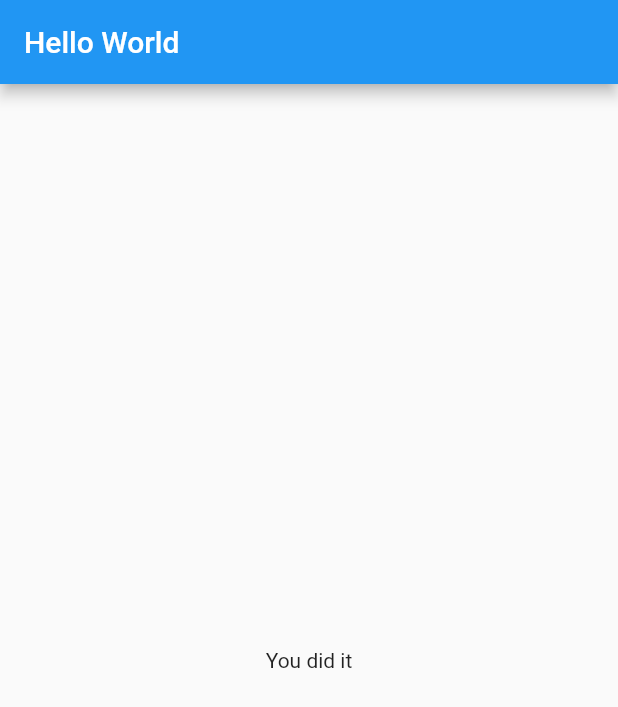
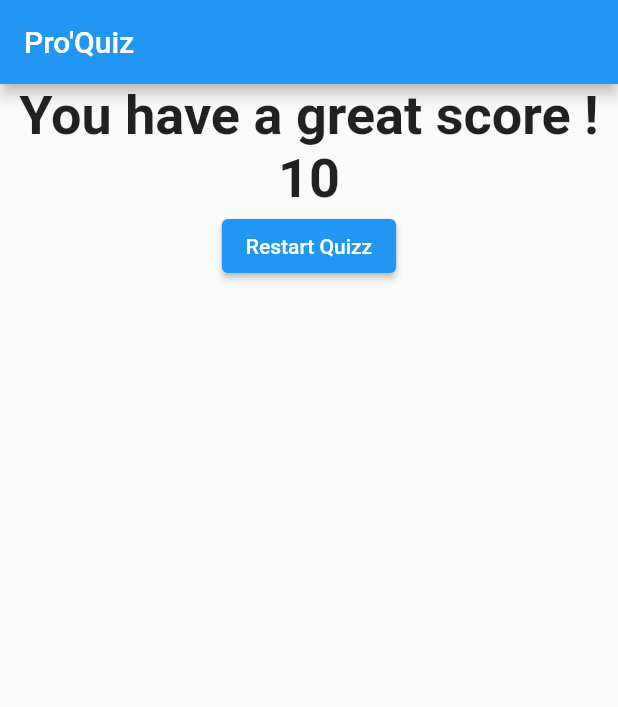
Before and after one commit to YohannDuboeuf/flutter-quiz, a Flutter app: the screen it shows after launch, after a tap on "Black", after a tap on "Dog", after a tap on "Boxe", on a phone screen of 412 x 824 dp. Shown: the top 707 px of the screen. Run offline on Flutter 3.47's test engine with Material 2 defaults, Android fonts, the phone set to English and light mode, and no system bars.

Commit message:
First quiz work

```diff
--- a/lib/main.dart
+++ b/lib/main.dart
@@ -16,23 +16,48 @@ class MyAPP extends StatefulWidget {
 
 class _MyAPPState extends State<MyAPP> {
   int _questionIndex = 0;
+  int _totalScore = 0;
+
+  void _resertQuiz() {
+    setState(() {
+      _questionIndex = 0;
+      _totalScore = 0;
+    });
+  }
 
   final _questions = [
     {
       'questionText': 'What\'s your favorite color?',
-      'answers': ['Black', 'Red', 'Green', 'White'],
+      'answers': [
+        {'text': 'Black', 'score': 5},
+        {'text': 'Red', 'score': 3},
+        {'text': 'Green', 'score': 2},
+        {'text': 'White', 'score': 1},
+      ],
     },
     {
       'questionText': 'What\'s your favorite animal?',
-      'answers': ['Cat', 'Dog', 'Rabbit', 'Lion'],
+      'answers': [
+        {'text': 'Cat', 'score': 5},
+        {'text': 'Dog', 'score': 3},
+        {'text': 'Rabbit', 'score': 2},
+        {'text': 'Lion', 'score': 1},
+      ],
     },
     {
       'questionText': 'What\'s your favorite sport?',
-      'answers': ['Foot', 'Rugby', 'Boxe', 'Course'],
+      'answers': [
+        {'text': 'Foot', 'score': 5},
+        {'text': 'Rugby', 'score': 3},
+        {'text': 'Boxe', 'score': 2},
+        {'text': 'Course', 'score': 1},
+      ],
     },
   ];
 
-  void _answerQuestion() {
+  void _answerQuestion(int score) {
+    _totalScore = _totalScore + score;
+
     setState(() {
       _questionIndex = _questionIndex + 1;
     });
@@ -43,14 +68,14 @@ class _MyAPPState extends State<MyAPP> {
     return MaterialApp(
       home: Scaffold(
         appBar: AppBar(
-          title: Text('Hello World'),
+          title: Text('Pro\'Quiz '),
         ),
         body: _questionIndex < _questions.length
             ? Quiz(
                 questions: _questions,
                 questionIndex: _questionIndex,
                 answerQuestion: _answerQuestion)
-            : Result('You did it !'),
+            : Result(_totalScore, _resertQuiz),
       ),
       debugShowCheckedModeBanner: false,
     );
--- a/lib/quiz.dart
+++ b/lib/quiz.dart
@@ -5,7 +5,7 @@ import './question.dart';
 
 class Quiz extends StatelessWidget {
   final List<Map<String, Object>> questions;
-  final VoidCallback answerQuestion;
+  final Function answerQuestion;
   final int questionIndex;
 
   Quiz({
@@ -19,10 +19,11 @@ class Quiz extends StatelessWidget {
     return Column(
       children: <Widget>[
         Question(
-          questions[questionIndex]['questionText'],
+          questions[questionIndex]['questionText'] as String,
         ),
-        ...(questions[questionIndex]['answers'] as List<String>).map((answer) {
-          return Answer(answer, answerQuestion);
+        ...(questions[questionIndex]['answers'] as List<Map<String, Object>>)
+            .map((answer) {
+          return Answer(answer['text'], () => answerQuestion(answer['score']));
         }).toList()
       ],
     );
--- a/lib/result.dart
+++ b/lib/result.dart
@@ -1,16 +1,42 @@
-import 'package:flutter/cupertino.dart';
+import 'package:flutter/material.dart';
 
 class Result extends StatelessWidget {
-  final String resultText;
+  final int resultScore;
+  final VoidCallback resertQuiz;
 
-  Result(this.resultText) {}
+  Result(this.resultScore, this.resertQuiz) {}
+
+  String get resusltPhrase {
+    var resultText = 'You did it';
+
+    if (resultScore >= 8) {
+      resultText = 'You have a great score !';
+    } else if (resultScore >= 10) {
+      resultText = "Really good score !!";
+    } else {
+      resultText = "You are bad ...";
+    }
+
+    print(resultScore);
+
+    return resultText;
+  }
 
   @override
   Widget build(BuildContext context) {
-    return Container(
-      child: Center(
-        child: Text('You did it'),
-      ),
-    );
+    return Center(
+        child: Column(
+      children: [
+        Text(
+          '${resusltPhrase} ${resultScore}',
+          style: TextStyle(fontSize: 36, fontWeight: FontWeight.bold),
+          textAlign: TextAlign.center,
+        ),
+        ElevatedButton(
+          onPressed: resertQuiz,
+          child: Text('Restart Quizz'),
+        )
+      ],
+    ));
   }
 }
```
